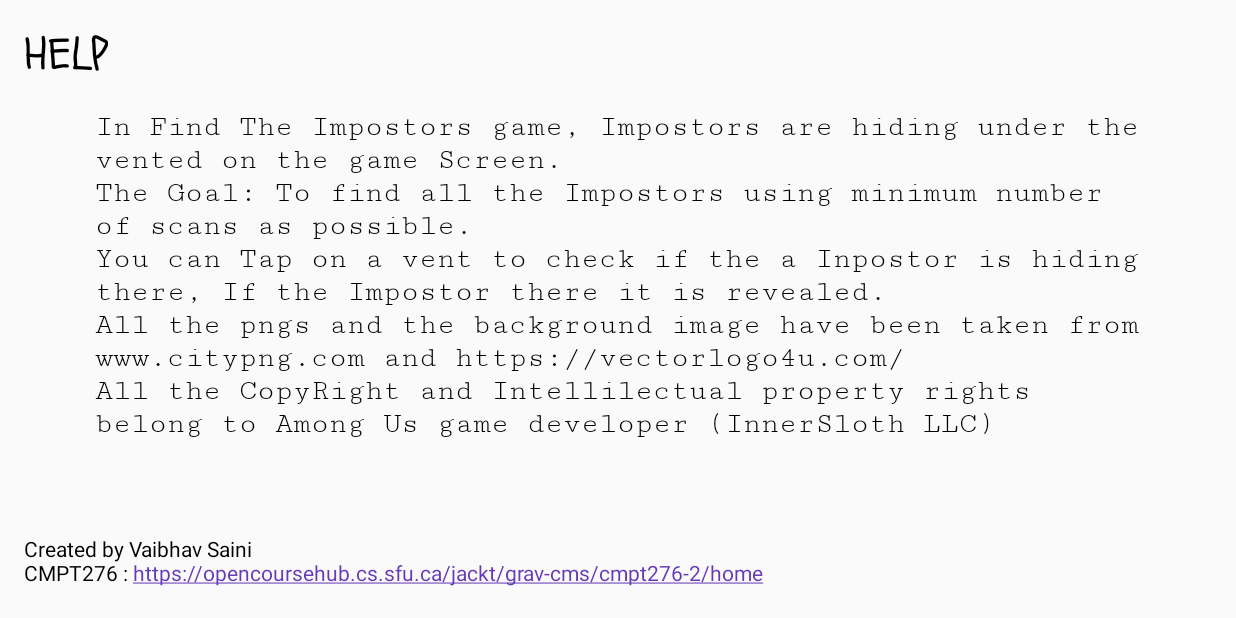
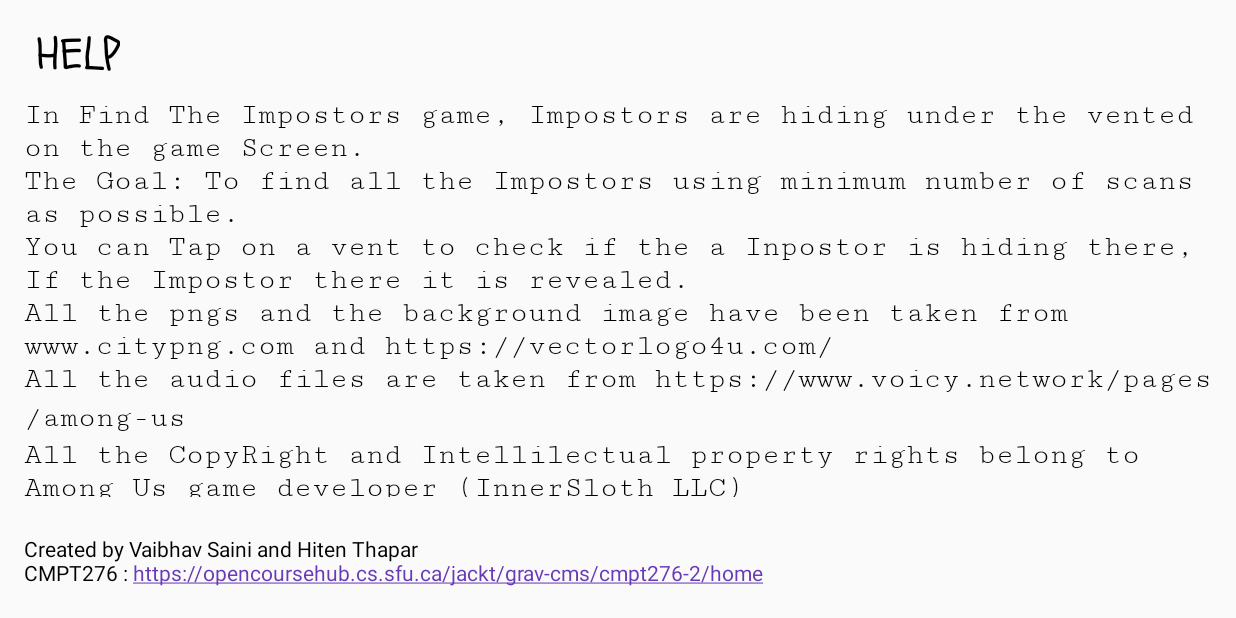
Before and after one commit to Debugx-x/Impostors, an Android app: the Help screen opened directly, with no data from a screen before it, on a phone screen of 824 x 412 dp (held sideways). Run offline under Robolectric (Android 15) with nearby library versions, the phone set to English and light mode, and no system bars.

Commit message:
[vaibhav] Minor design changes

```diff
--- a/app/src/main/res/layout/activity_help.xml
+++ b/app/src/main/res/layout/activity_help.xml
@@ -11,7 +11,7 @@
         android:id="@+id/helpTitle"
         android:layout_width="wrap_content"
         android:layout_height="wrap_content"
-        android:layout_marginStart="16dp"
+        android:layout_marginStart="24dp"
         android:layout_marginTop="16dp"
         android:fontFamily="@font/schoolbell"
         android:text="@string/help_txt"
@@ -22,14 +22,17 @@
 
     <TextView
         android:id="@+id/helpScreen"
-        android:layout_width="697dp"
+        android:layout_width="0dp"
         android:layout_height="266dp"
         android:layout_marginStart="16dp"
-        android:layout_marginTop="16dp"
+        android:layout_marginTop="8dp"
         android:layout_marginEnd="16dp"
+        android:clickable="false"
         android:fontFamily="serif-monospace"
+        android:linksClickable="true"
         android:text="@string/Help_info"
         android:textColor="#000000"
+        android:textColorLink="#673AB7"
         android:textSize="20sp"
         app:layout_constraintEnd_toEndOf="parent"
         app:layout_constraintStart_toStartOf="parent"
--- a/app/src/main/res/values/strings.xml
+++ b/app/src/main/res/values/strings.xml
@@ -16,10 +16,10 @@
     <string name="options">Options</string>
     <string name="help">Help</string>
     <string name="main_menu">MAIN MENU</string>
-    <string name="Created_line">Created by Vaibhav Saini \nCMPT276 : https://opencoursehub.cs.sfu.ca/jackt/grav-cms/cmpt276-2/home</string>
-    <string name="Help_info">In Find The Impostors game, Impostors are hiding under the vented on the game Screen.\nThe Goal: To find all the Impostors using minimum number of scans as possible.\nYou can Tap on a vent to check if the a Inpostor is hiding there, If the Impostor there it is revealed.\nAll the pngs and the background image have been taken from www.citypng.com and https://vectorlogo4u.com/\nAll the CopyRight and Intellilectual property rights belong to Among Us game developer (InnerSloth LLC)\n</string>
+    <string name="Created_line">Created by Vaibhav Saini and Hiten Thapar \nCMPT276 : https://opencoursehub.cs.sfu.ca/jackt/grav-cms/cmpt276-2/home</string>
+    <string name="Help_info">In Find The Impostors game, Impostors are hiding under the vented on the game Screen.\nThe Goal: To find all the Impostors using minimum number of scans as possible.\nYou can Tap on a vent to check if the a Inpostor is hiding there, If the Impostor there it is revealed.\nAll the pngs and the background image have been taken from www.citypng.com and https://vectorlogo4u.com/\nAll the audio files are taken from https://www.voicy.network/pages/among-us\nAll the CopyRight and Intellilectual property rights belong to Among Us game developer (InnerSloth LLC)\n</string>
     <string name="help_txt">HELP</string>
-    <string name="settings">settings</string>
+    <string name="settings">SETTINGS</string>
     <string name="reset_timesplayed">Reset Times Played</string>
     <string name="board_dimensions">Board Dimensions</string>
     <string name="no_of_rows">No of Rows:</string>
--- a/build.gradle
+++ b/build.gradle
@@ -5,7 +5,7 @@
         jcenter()
     }
     dependencies {
-        classpath "com.android.tools.build:gradle:4.0.1"
+        classpath 'com.android.tools.build:gradle:4.1.0'
 
         // NOTE: Do not place your application dependencies here; they belong
         // in the individual module build.gradle files
```
Also changed, not shown: app/src/main/res/layout/activity_option.xml (+4 -3 lines), app/src/main/res/layout/win_message.xml (+6 -2 lines), app/src/main/res/drawable-mdpi/impostor_txt.png (added), gradle/wrapper/gradle-wrapper.properties.
